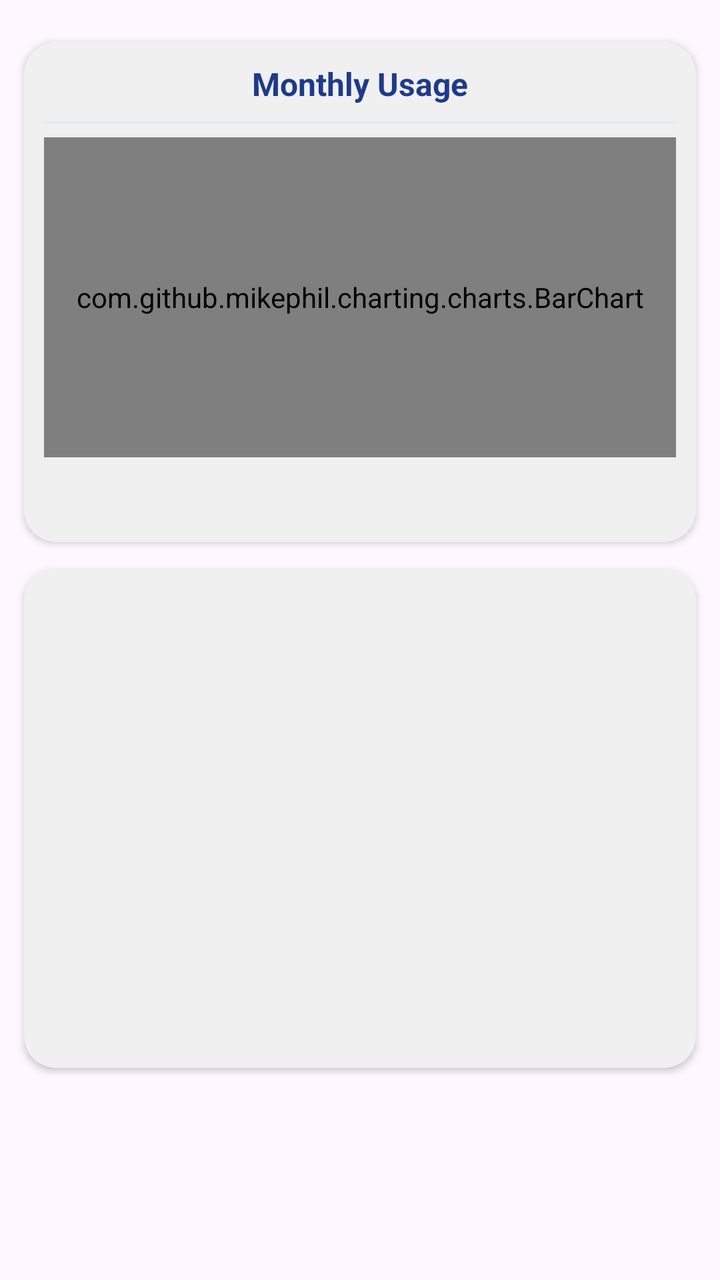
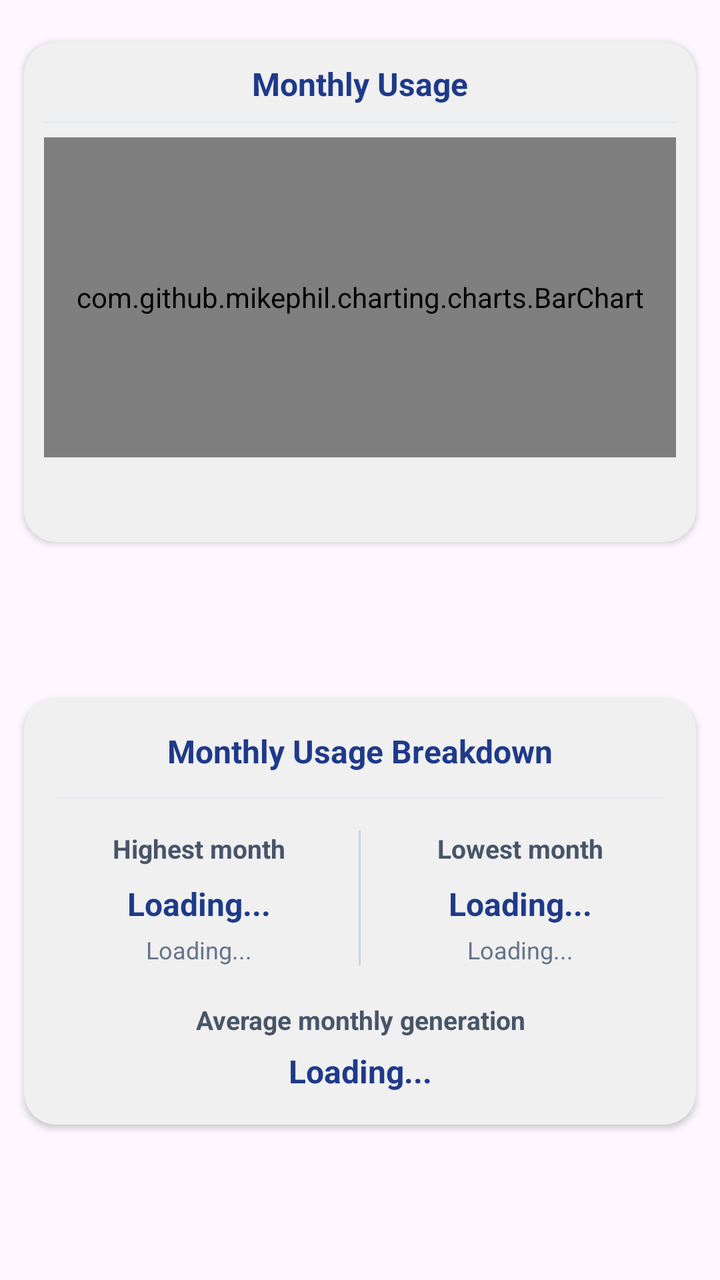

Compare the two renders of this Android layout. The source of the first and the diff that turns it into the second are given below.
<!-- AndroidManifest.xml: application theme Theme.ApplicationLayerSoftwareFrameworkforSolarPoweredIoTSystems -->
<!-- res/layout/fragment_monthly_usage.xml -->
<?xml version="1.0" encoding="utf-8"?>
<FrameLayout xmlns:android="http://schemas.android.com/apk/res/android"
    xmlns:app="http://schemas.android.com/apk/res-auto"
    xmlns:tools="http://schemas.android.com/tools"
    android:layout_width="match_parent"
    android:layout_height="match_parent"
    tools:context=".monthly_usage">


    <androidx.core.widget.NestedScrollView
        android:layout_width="match_parent"
        android:layout_height="match_parent"
        android:fillViewport="true">


        <androidx.constraintlayout.widget.ConstraintLayout
            android:layout_width="match_parent"
            android:layout_height="match_parent">


            <androidx.cardview.widget.CardView
                android:id="@+id/cardView3"
                android:layout_width="match_parent"
                android:layout_height="250dp"
                android:layout_marginStart="12dp"
                android:layout_marginEnd="12dp"
                android:elevation="4dp"
                app:cardBackgroundColor="#F0F0F0"
                app:cardCornerRadius="16dp"
                app:layout_constraintBottom_toBottomOf="parent"
                app:layout_constraintEnd_toEndOf="parent"
                app:layout_constraintHorizontal_bias="1.0"
                app:layout_constraintStart_toStartOf="parent"
                app:layout_constraintTop_toTopOf="parent"
                app:layout_constraintVertical_bias="0.054">
                <LinearLayout
                    android:layout_width="match_parent"
                    android:layout_height="match_parent"
                    android:orientation="vertical"
                    android:padding="10dp"
                    android:paddingTop="10dp">

                    <TextView
                        android:layout_width="wrap_content"
                        android:layout_height="wrap_content"
                        android:layout_gravity="center"
                        android:textColor="#1E3A8A"
                        android:textStyle="bold"
                        android:text="@string/monthly_usage_heading"
                        android:textSize="16sp" />

                    <View
                        android:layout_width="match_parent"
                        android:layout_height="1dp"
                        android:layout_marginTop="8dp"
                        android:layout_marginBottom="1dp"
                        android:background="#E2E8F0" />


                    <FrameLayout
                        android:layout_width="match_parent"
                        android:layout_height="160dp"
                        android:layout_marginTop="6dp"
                        android:layout_gravity="center">

                        <com.github.mikephil.charting.charts.BarChart
                            android:id="@+id/dailyUsageChart"
                            android:layout_width="match_parent"
                            android:layout_height="match_parent"/>
                    </FrameLayout>

                    <TextView
                        android:id="@+id/monthly_usage_peak"
                        android:layout_width="wrap_content"
                        android:layout_height="wrap_content"
                        android:layout_marginStart="16dp"
                        android:layout_marginTop="5dp"
                        android:textSize="12sp"
                        android:textStyle="bold"
                        android:textColor="#1E3A8A"
                        android:layout_gravity="bottom"/>


                </LinearLayout>




            </androidx.cardview.widget.CardView>

            <androidx.cardview.widget.CardView
                android:layout_width="match_parent"
                android:layout_height="250dp"
                android:layout_marginStart="12dp"
                android:layout_marginEnd="12dp"
                android:elevation="4dp"
                app:cardBackgroundColor="#F0F0F0"
                app:cardCornerRadius="16dp"
                app:layout_constraintBottom_toBottomOf="parent"
                app:layout_constraintStart_toStartOf="parent"
                app:layout_constraintTop_toBottomOf="@+id/cardView3"
                app:layout_constraintVertical_bias="0.108"
                tools:layout_editor_absoluteX="8dp">


            </androidx.cardview.widget.CardView>


        </androidx.constraintlayout.widget.ConstraintLayout>




    </androidx.core.widget.NestedScrollView>




</FrameLayout>
<!-- resources referenced by this layout -->
<resources>
  <string name="monthly_usage_heading">Monthly Usage</string>
  <style name="Theme.ApplicationLayerSoftwareFrameworkforSolarPoweredIoTSystems" parent="Base.Theme.ApplicationLayerSoftwareFrameworkforSolarPoweredIoTSystems" />
  <style name="Base.Theme.ApplicationLayerSoftwareFrameworkforSolarPoweredIoTSystems" parent="Theme.Material3.DayNight.NoActionBar">
          
          
      </style>
</resources>

<!-- the commit's change to res/layout/fragment_monthly_usage.xml (unified diff, before → after) -->
@@ -89,31 +89,158 @@
             </androidx.cardview.widget.CardView>
 
             <androidx.cardview.widget.CardView
+                android:id="@+id/monthlyBreakdownCard"
                 android:layout_width="match_parent"
-                android:layout_height="250dp"
+                android:layout_height="wrap_content"
                 android:layout_marginStart="12dp"
+                android:layout_marginTop="16dp"
                 android:layout_marginEnd="12dp"
+                android:layout_marginBottom="16dp"
                 android:elevation="4dp"
                 app:cardBackgroundColor="#F0F0F0"
                 app:cardCornerRadius="16dp"
-                app:layout_constraintBottom_toBottomOf="parent"
+                app:layout_constraintTop_toBottomOf="@id/cardView3"
                 app:layout_constraintStart_toStartOf="parent"
-                app:layout_constraintTop_toBottomOf="@+id/cardView3"
-                app:layout_constraintVertical_bias="0.108"
-                tools:layout_editor_absoluteX="8dp">
-
+                app:layout_constraintEnd_toEndOf="parent"
+                app:layout_constraintBottom_toBottomOf="parent">
+
+                <LinearLayout
+                    android:layout_width="match_parent"
+                    android:layout_height="wrap_content"
+                    android:orientation="vertical"
+                    android:padding="16dp">
+
+                    <TextView
+                        android:layout_width="match_parent"
+                        android:layout_height="wrap_content"
+                        android:gravity="center"
+                        android:text="Monthly Usage Breakdown"
+                        android:textColor="#1E3A8A"
+                        android:textSize="16sp"
+                        android:textStyle="bold" />
+
+                    <View
+                        android:layout_width="match_parent"
+                        android:layout_height="1dp"
+                        android:layout_marginTop="12dp"
+                        android:layout_marginBottom="16dp"
+                        android:background="#E2E8F0" />
+
+                    <LinearLayout
+                        android:layout_width="match_parent"
+                        android:layout_height="wrap_content"
+                        android:orientation="horizontal"
+                        android:weightSum="2">
+
+                        <LinearLayout
+                            android:layout_width="0dp"
+                            android:layout_height="wrap_content"
+                            android:layout_weight="1"
+                            android:gravity="center"
+                            android:orientation="vertical"
+                            android:paddingEnd="8dp">
+
+                            <TextView
+                                android:layout_width="wrap_content"
+                                android:layout_height="wrap_content"
+                                android:text="Highest month"
+                                android:textColor="#475569"
+                                android:textSize="13sp"
+                                android:textStyle="bold" />
+
+                            <TextView
+                                android:id="@+id/monthly_highest_value"
+                                android:layout_width="wrap_content"
+                                android:layout_height="wrap_content"
+                                android:layout_marginTop="8dp"
+                                android:text="Loading..."
+                                android:textColor="#1E3A8A"
+                                android:textSize="16sp"
+                                android:textStyle="bold" />
+
+                            <TextView
+                                android:id="@+id/monthly_highest_month"
+                                android:layout_width="wrap_content"
+                                android:layout_height="wrap_content"
+                                android:layout_marginTop="4dp"
+                                android:gravity="center"
+                                android:text="Loading..."
+                                android:textColor="#64748B"
+                                android:textSize="12sp" />
+
+                        </LinearLayout>
+
+                        <View
+                            android:layout_width="1dp"
+                            android:layout_height="match_parent"
+                            android:background="#CBD5E1" />
+
+                        <LinearLayout
+                            android:layout_width="0dp"
+                            android:layout_height="wrap_content"
+                            android:layout_weight="1"
+                            android:gravity="center"
+                            android:orientation="vertical"
+                            android:paddingStart="8dp">
+
+                            <TextView
+                                android:layout_width="wrap_content"
+                                android:layout_height="wrap_content"
+                                android:text="Lowest month"
+                                android:textColor="#475569"
+                                android:textSize="13sp"
+                                android:textStyle="bold" />
+
+                            <TextView
+                                android:id="@+id/monthly_lowest_value"
+                                android:layout_width="wrap_content"
+                                android:layout_height="wrap_content"
+                                android:layout_marginTop="8dp"
+                                android:text="Loading..."
+                                android:textColor="#1E3A8A"
+                                android:textSize="16sp"
+                                android:textStyle="bold" />
+
+                            <TextView
+                                android:id="@+id/monthly_lowest_month"
+                                android:layout_width="wrap_content"
+                                android:layout_height="wrap_content"
+                                android:layout_marginTop="4dp"
+                                android:gravity="center"
+                                android:text="Loading..."
+                                android:textColor="#64748B"
+                                android:textSize="12sp" />
+
+                        </LinearLayout>
+
+                    </LinearLayout>
+
+                    <TextView
+                        android:layout_width="match_parent"
+                        android:layout_height="wrap_content"
+                        android:layout_marginTop="18dp"
+                        android:gravity="center"
+                        android:text="Average monthly generation"
+                        android:textColor="#475569"
+                        android:textSize="13sp"
+                        android:textStyle="bold" />
+
+                    <TextView
+                        android:id="@+id/monthly_average_value"
+                        android:layout_width="match_parent"
+                        android:layout_height="wrap_content"
+                        android:layout_marginTop="6dp"
+                        android:gravity="center"
+                        android:text="Loading..."
+                        android:textColor="#1E3A8A"
+                        android:textSize="16sp"
+                        android:textStyle="bold" />
+
+                </LinearLayout>
 
             </androidx.cardview.widget.CardView>
-
-
         </androidx.constraintlayout.widget.ConstraintLayout>
 
-
-
-
     </androidx.core.widget.NestedScrollView>
 
-
-
-
 </FrameLayout>
